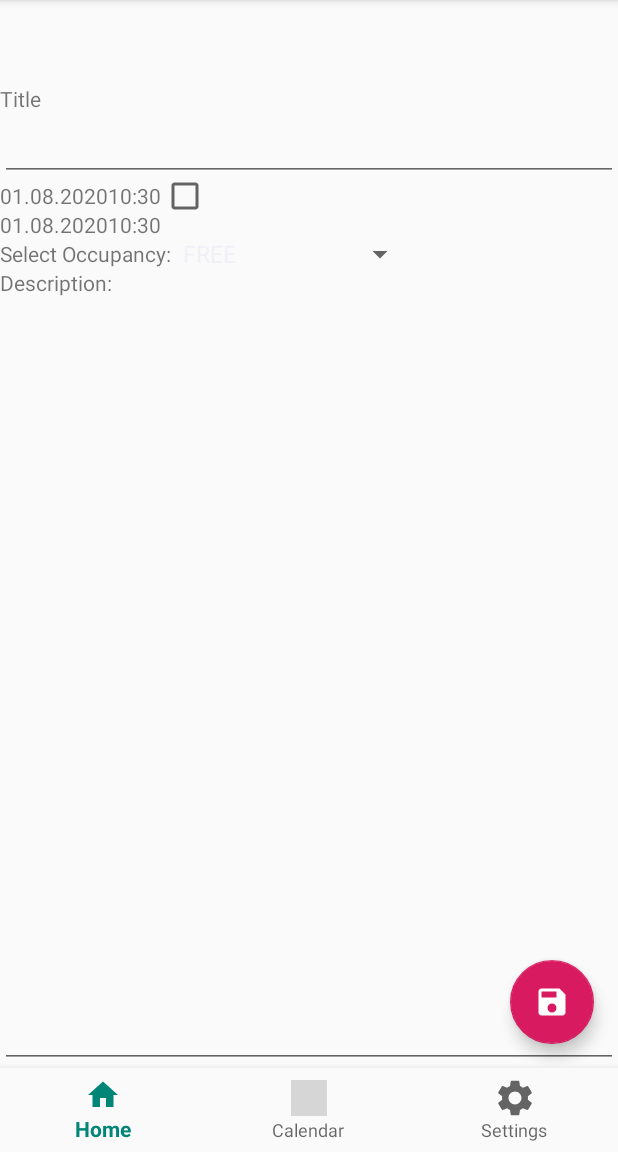
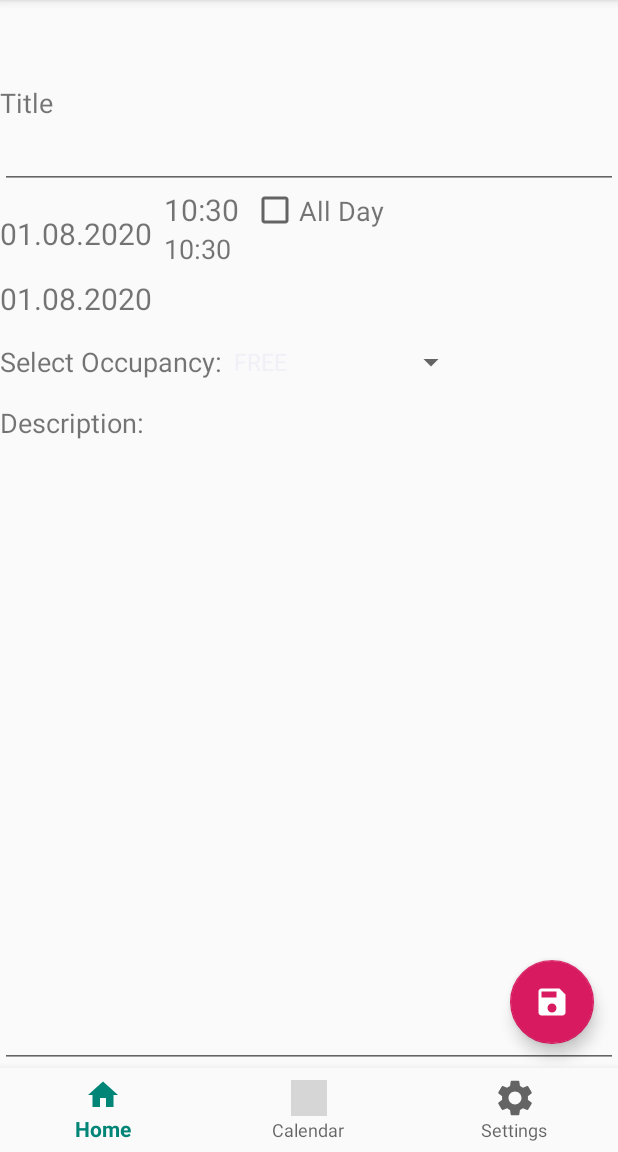
Before and after one commit to marcusrunge/RoomInfo.Droid, an Android app: the AgendaItemFragment screen opened through its navigation route, on a phone screen of 412 x 824 dp, the part 84-1236 px from its top. Run offline under Robolectric (Android 15) with nearby library versions, the phone set to English and light mode, and no system bars; our stand-ins replace Dagger/Hilt's generated code, Room's generated code, data binding, navigation-ui; libraries missing offline, so code that uses them is left out: androidx.databinding.library; 1 statement that could not run was skipped; grey boxes are pictures that could not be loaded.

Commit message:
UPDATED layout

```diff
--- a/app/src/main/res/layout/fragment_agendaitem.xml
+++ b/app/src/main/res/layout/fragment_agendaitem.xml
@@ -19,6 +19,7 @@
             android:layout_width="wrap_content"
             android:layout_height="wrap_content"
             android:text="@string/agendaItemTitle"
+            android:textSize="18sp"
             app:layout_constraintStart_toStartOf="parent"
             app:layout_constraintTop_toTopOf="parent" />
 
@@ -27,18 +28,20 @@
             android:layout_width="0dp"
             android:layout_height="wrap_content"
             android:text="@={viewmodel.agendaItemTitle}"
+            app:layout_constraintEnd_toEndOf="parent"
             app:layout_constraintStart_toStartOf="parent"
-            app:layout_constraintEnd_toEndOf="parent"
             app:layout_constraintTop_toBottomOf="@id/agendaItemTitleTitle" />
 
         <TextView
             android:id="@+id/startDate"
             android:layout_width="wrap_content"
             android:layout_height="wrap_content"
+            android:layout_marginTop="16dp"
             android:clickable="true"
             android:focusable="true"
             android:onClick="@{(v)->viewmodel.openPicker(v)}"
             android:text="@{viewmodel.startDate}"
+            android:textSize="20sp"
             app:layout_constraintStart_toStartOf="parent"
             app:layout_constraintTop_toBottomOf="@id/agendaItemTitle" />
 
@@ -46,10 +49,12 @@
             android:id="@+id/startTime"
             android:layout_width="wrap_content"
             android:layout_height="wrap_content"
+            android:layout_marginStart="8dp"
             android:clickable="true"
             android:focusable="true"
             android:onClick="@{(v)->viewmodel.openPicker(v)}"
             android:text="@{viewmodel.startTime}"
+            android:textSize="20sp"
             app:layout_constraintStart_toEndOf="@id/startDate"
             app:layout_constraintTop_toBottomOf="@id/agendaItemTitle" />
 
@@ -57,19 +62,32 @@
             android:id="@+id/allDay"
             android:layout_width="wrap_content"
             android:layout_height="wrap_content"
+            android:layout_marginStart="8dp"
             android:checked="@={viewmodel.allDay}"
             app:layout_constraintBottom_toBottomOf="@id/startTime"
             app:layout_constraintStart_toEndOf="@id/startTime"
             app:layout_constraintTop_toTopOf="@id/startTime" />
 
         <TextView
+            android:id="@+id/allDayTitle"
+            android:layout_width="wrap_content"
+            android:layout_height="wrap_content"
+            android:text="@string/allDay"
+            android:textSize="18sp"
+            app:layout_constraintBottom_toBottomOf="@id/allDay"
+            app:layout_constraintStart_toEndOf="@id/allDay"
+            app:layout_constraintTop_toTopOf="@id/allDay" />
+
+        <TextView
             android:id="@+id/endDate"
             android:layout_width="wrap_content"
             android:layout_height="wrap_content"
+            android:layout_marginTop="16dp"
             android:clickable="true"
             android:focusable="true"
             android:onClick="@{(v)->viewmodel.openPicker(v)}"
             android:text="@{viewmodel.endDate}"
+            android:textSize="20sp"
             app:layout_constraintStart_toStartOf="parent"
             app:layout_constraintTop_toBottomOf="@id/startDate" />
 
@@ -77,10 +95,12 @@
             android:id="@+id/endTime"
             android:layout_width="wrap_content"
             android:layout_height="wrap_content"
+            android:layout_marginStart="8dp"
             android:clickable="true"
             android:focusable="true"
             android:onClick="@{(v)->viewmodel.openPicker(v)}"
             android:text="@{viewmodel.endTime}"
+            android:textSize="18sp"
             app:layout_constraintStart_toEndOf="@id/endDate"
             app:layout_constraintTop_toBottomOf="@id/startTime" />
 
@@ -88,7 +108,9 @@
             android:id="@+id/select"
             android:layout_width="wrap_content"
             android:layout_height="wrap_content"
+            android:layout_marginTop="16dp"
             android:text="@string/select"
+            android:textSize="18sp"
             app:layout_constraintStart_toStartOf="parent"
             app:layout_constraintTop_toBottomOf="@id/endDate" />
 
@@ -97,9 +119,9 @@
             android:layout_width="wrap_content"
             android:layout_height="wrap_content"
             app:layout_constraintBottom_toBottomOf="@id/select"
+            app:layout_constraintStart_toEndOf="@id/select"
             app:layout_constraintTop_toTopOf="@id/select"
             app:setArrayAdapter="@{viewmodel.occupancyAdapter}"
-            app:layout_constraintStart_toEndOf="@id/select"
             app:setSelection="@{viewmodel.occupancySelection}"
             app:setsetOnItemSelectedListener="@{viewmodel}" />
 
@@ -107,7 +129,9 @@
             android:id="@+id/descriptionTitle"
             android:layout_width="wrap_content"
             android:layout_height="wrap_content"
+            android:layout_marginTop="16dp"
             android:text="@string/descriptionTitle"
+            android:textSize="18sp"
             app:layout_constraintStart_toStartOf="parent"
             app:layout_constraintTop_toBottomOf="@id/select" />
 
--- a/app/src/main/res/values/strings.xml
+++ b/app/src/main/res/values/strings.xml
@@ -7,6 +7,7 @@
     <string name="select">Select Occupancy:</string>
     <string name="agendaItemTitle">Title</string>
     <string name="descriptionTitle">Description:</string>
+    <string name="allDay">All Day</string>
     <string-array name="occupancy">
         <item>FREE</item>
         <item>PRESENT</item>
```
